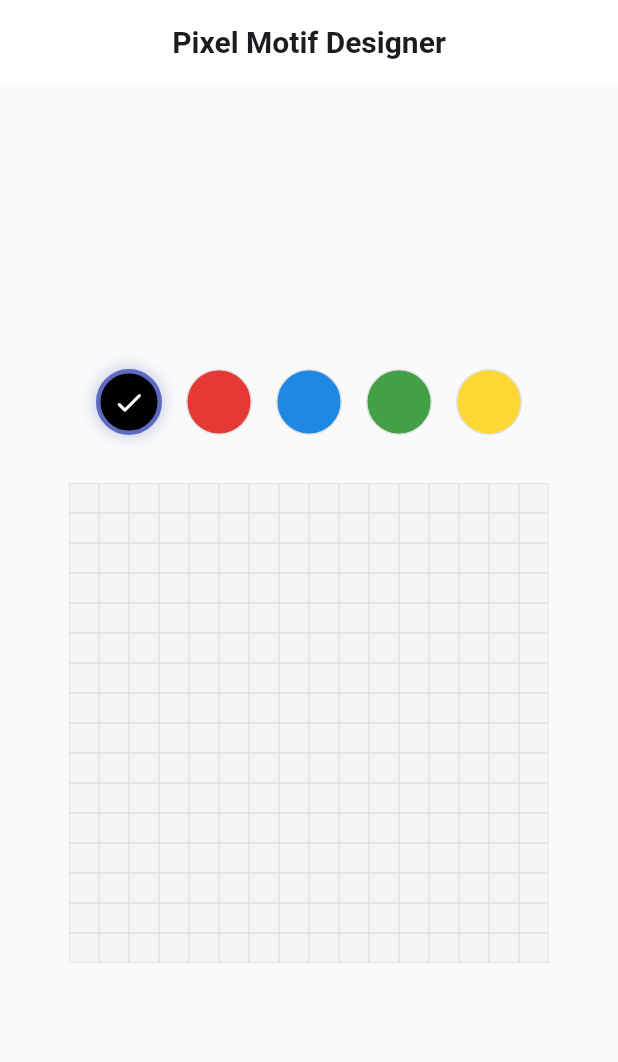
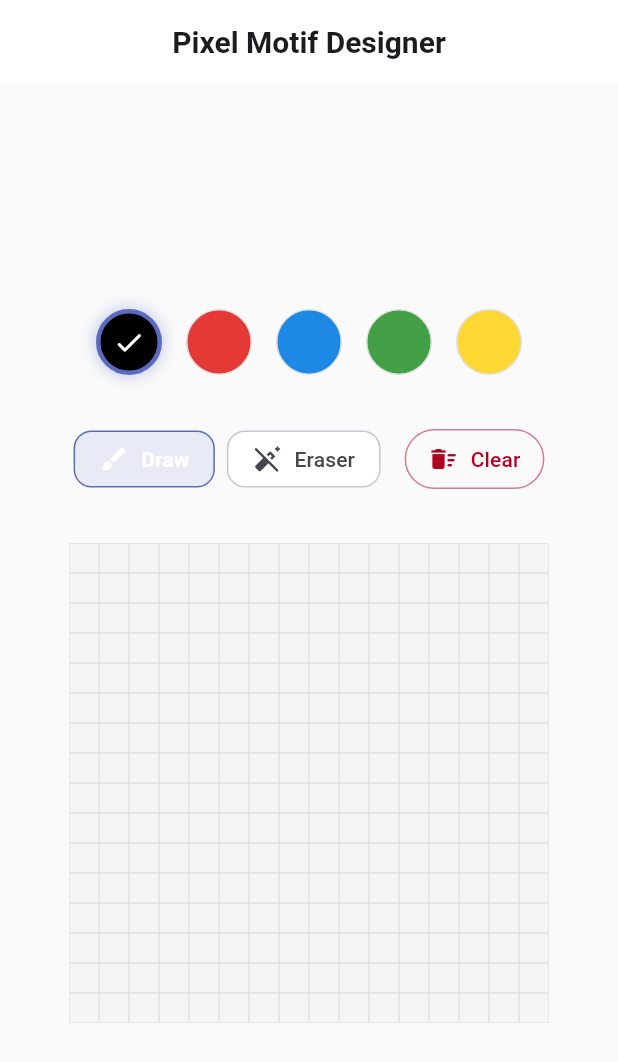
Before and after one commit to waruledivya1411/pixel-motif-designer_, a Flutter app: the screen it shows after launch, on a phone screen of 412 x 824 dp. Shown: the top 1062 px of the screen. Run offline on Flutter 3.47's test engine with Material 3 defaults, Android fonts, the phone set to English and light mode, and no system bars.

Commit message:
Add EditingToolbar with Draw, Eraser, and Clear canvas controls.
Introduce Material 3 tool buttons wired to CanvasProvider with per-button context.select rebuilds, placed between ColorPalette and PixelGrid on HomeScreen.

Co-authored-by: Cursor <cursoragent@cursor.com>

```diff
--- a/lib/screens/home/home_screen.dart
+++ b/lib/screens/home/home_screen.dart
@@ -2,12 +2,13 @@ import 'package:flutter/material.dart';
 
 import '../../core/constants/app_constants.dart';
 import '../../widgets/color_palette.dart';
+import '../../widgets/editing_toolbar.dart';
 import '../../widgets/pixel_grid.dart';
 
 /// Primary landing screen for the application.
 ///
-/// Layout: AppBar → [ColorPalette] → [PixelGrid].
-/// Toolbars and export controls will be added in later phases.
+/// Layout: AppBar → [ColorPalette] → [EditingToolbar] → [PixelGrid].
+/// Export controls will be added in later phases.
 class HomeScreen extends StatelessWidget {
   const HomeScreen({super.key});
 
@@ -24,6 +25,8 @@ class HomeScreen extends StatelessWidget {
             mainAxisSize: MainAxisSize.min,
             children: [
               ColorPalette(),
+              SizedBox(height: AppConstants.paddingMedium),
+              EditingToolbar(),
               SizedBox(height: AppConstants.paddingLarge),
               PixelGrid(),
             ],
--- /dev/null
+++ b/lib/widgets/editing_toolbar.dart
@@ -0,0 +1,161 @@
+import 'package:flutter/material.dart';
+import 'package:provider/provider.dart';
+
+import '../core/constants/app_constants.dart';
+import '../models/drawing_tool.dart';
+import '../providers/canvas_provider.dart';
+
+/// Material 3 toolbar for draw, erase, and clear-canvas actions.
+///
+/// Tool buttons subscribe only to [CanvasProvider.selectedTool] via
+/// [context.select] so switching tools rebuilds just the two tool buttons,
+/// not the palette or pixel grid.
+class EditingToolbar extends StatelessWidget {
+  const EditingToolbar({super.key});
+
+  @override
+  Widget build(BuildContext context) {
+    return Padding(
+      padding: const EdgeInsets.symmetric(
+        horizontal: AppConstants.paddingMedium,
+        vertical: AppConstants.paddingSmall,
+      ),
+      child: Row(
+        mainAxisAlignment: MainAxisAlignment.center,
+        children: [
+          const _ToolButton(
+            tool: DrawingTool.draw,
+            icon: Icons.brush_rounded,
+            label: 'Draw',
+          ),
+          const SizedBox(width: AppConstants.paddingSmall),
+          const _ToolButton(
+            tool: DrawingTool.erase,
+            icon: Icons.auto_fix_off_rounded,
+            label: 'Eraser',
+          ),
+          const SizedBox(width: AppConstants.paddingMedium),
+          const _ClearCanvasButton(),
+        ],
+      ),
+    );
+  }
+}
+
+/// A single tool toggle button with Material 3 selected styling.
+///
+/// Delegates selection to [CanvasProvider.changeDrawingTool] — the widget
+/// only reflects state and forwards taps.
+class _ToolButton extends StatelessWidget {
+  const _ToolButton({
+    required this.tool,
+    required this.icon,
+    required this.label,
+  });
+
+  final DrawingTool tool;
+  final IconData icon;
+  final String label;
+
+  @override
+  Widget build(BuildContext context) {
+    final isSelected = context.select<CanvasProvider, bool>(
+      (provider) => provider.selectedTool == tool,
+    );
+
+    final theme = Theme.of(context);
+
+    return Semantics(
+      label: label,
+      selected: isSelected,
+      button: true,
+      child: AnimatedContainer(
+        duration: const Duration(milliseconds: 200),
+        curve: Curves.easeOut,
+        decoration: BoxDecoration(
+          color: isSelected
+              ? theme.colorScheme.primaryContainer
+              : theme.colorScheme.surface,
+          borderRadius: BorderRadius.circular(AppConstants.borderRadius),
+          border: Border.all(
+            color: isSelected
+                ? theme.colorScheme.primary
+                : theme.colorScheme.outline,
+          ),
+        ),
+        child: InkWell(
+          borderRadius: BorderRadius.circular(AppConstants.borderRadius),
+          onTap: isSelected
+              ? null
+              : () => context.read<CanvasProvider>().changeDrawingTool(tool),
+          child: Padding(
+            padding: const EdgeInsets.symmetric(
+              horizontal: AppConstants.paddingMedium,
+              vertical: AppConstants.paddingSmall,
+            ),
+            child: Row(
+              mainAxisSize: MainAxisSize.min,
+              children: [
+                Icon(
+                  icon,
+                  size: 20,
+                  color: isSelected
+                      ? theme.colorScheme.onPrimaryContainer
+                      : theme.colorScheme.onSurfaceVariant,
+                ),
+                const SizedBox(width: AppConstants.paddingSmall),
+                Text(
+                  label,
+                  style: theme.textTheme.labelLarge?.copyWith(
+                    color: isSelected
+                        ? theme.colorScheme.onPrimaryContainer
+                        : theme.colorScheme.onSurfaceVariant,
+                    fontWeight:
+                        isSelected ? FontWeight.w600 : FontWeight.w500,
+                  ),
+                ),
+              ],
+            ),
+          ),
+        ),
+      ),
+    );
+  }
+}
+
+/// Clears all painted pixels without resetting color or tool selection.
+///
+/// Uses [context.read] so this button never rebuilds on canvas changes —
+/// [CanvasProvider.clearCanvas] handles the no-op when the grid is empty.
+class _ClearCanvasButton extends StatelessWidget {
+  const _ClearCanvasButton();
+
+  @override
+  Widget build(BuildContext context) {
+    final theme = Theme.of(context);
+
+    return Semantics(
+      label: 'Clear canvas',
+      button: true,
+      child: OutlinedButton.icon(
+        onPressed: () => context.read<CanvasProvider>().clearCanvas(),
+        icon: Icon(
+          Icons.delete_sweep_rounded,
+          size: 20,
+          color: theme.colorScheme.error,
+        ),
+        label: Text(
+          'Clear',
+          style: TextStyle(color: theme.colorScheme.error),
+        ),
+        style: OutlinedButton.styleFrom(
+          side: BorderSide(color: theme.colorScheme.error.withValues(alpha: 0.5)),
+          padding: const EdgeInsets.symmetric(
+            horizontal: AppConstants.paddingMedium,
+            vertical: AppConstants.paddingSmall,
+          ),
+        ),
+      ),
+    );
+  }
+}
--- a/lib/widgets/widgets.dart
+++ b/lib/widgets/widgets.dart
@@ -6,5 +6,6 @@
 library;
 
 export 'color_palette.dart';
+export 'editing_toolbar.dart';
 export 'pixel_cell.dart';
 export 'pixel_grid.dart';
```
